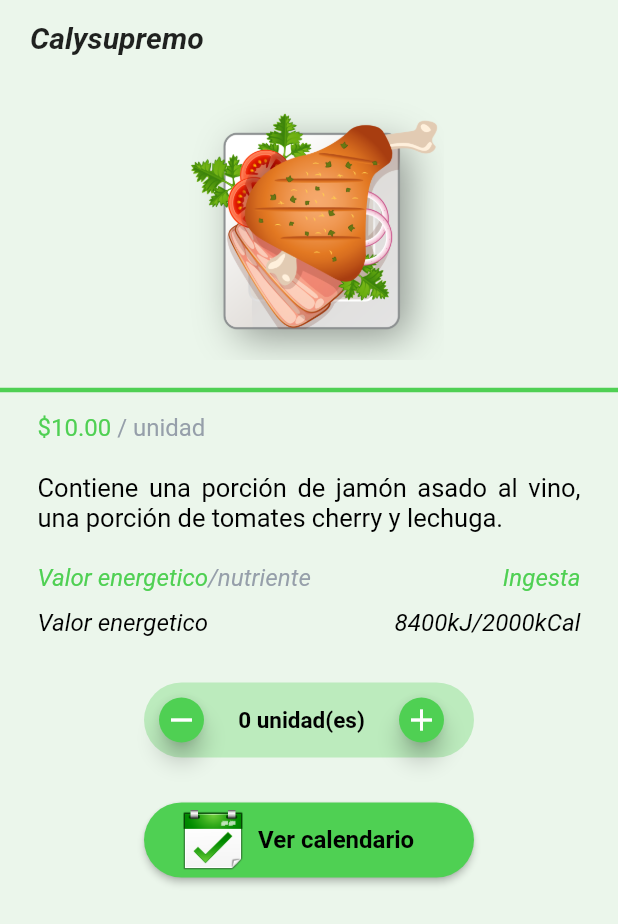
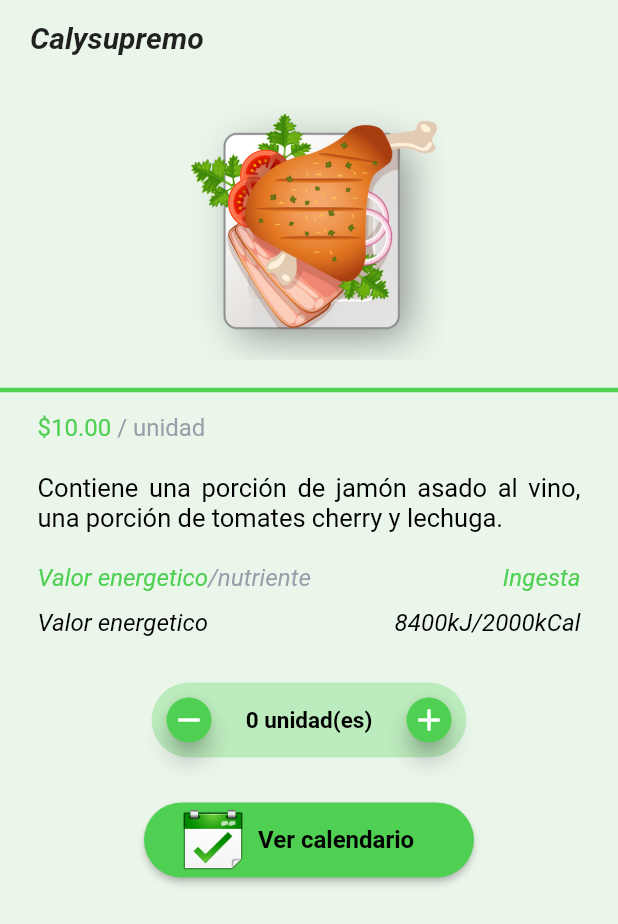
Before and after one commit to migeriva/frontend_lajamasana, a Flutter app: the PantallaInformacionComida screen opened directly, on a phone screen of 412 x 824 dp. Shown: the top 924 px of the screen. Run offline on Flutter 3.47's test engine with Material 2 defaults, Android fonts, the phone set to English and light mode, and no system bars.

Commit message:
Pantalla Informacion Comida: Ajuste de posiciones, alturas y anchos

```diff
--- a/lib/pantallas/pantallaInformacionComida.dart
+++ b/lib/pantallas/pantallaInformacionComida.dart
@@ -14,6 +14,7 @@ class _PantallaInformacionComidaState extends State<PantallaInformacionComida> {
 
   @override
   Widget build(BuildContext context) {
+
     return Container(
       child: Scaffold(
         body: Container(
@@ -24,9 +25,11 @@ class _PantallaInformacionComidaState extends State<PantallaInformacionComida> {
         ),
       ),
     );
+
   }
 
   Widget crearPantalla() {
+
     return ListView(
       children: [
         presentacionComida(),
@@ -35,19 +38,18 @@ class _PantallaInformacionComidaState extends State<PantallaInformacionComida> {
         botones(),
       ]+_widgetsNotas,
     );
+
   }
 
   //Revisar las alturas y los anchos para posibles pantallas
   Widget presentacionComida() {
+
     return Container(
-      // width: MediaQuery.of(context).size.width,
       height: 250,
-      // color: Colors.amber,
       child: Column(
         children: [
           Container(
             height: 50,
-            // color: Colors.blue,
             alignment: Alignment.centerLeft,
             padding: EdgeInsets.only(left: 20),
             child: Text(
@@ -62,7 +64,6 @@ class _PantallaInformacionComidaState extends State<PantallaInformacionComida> {
           ),
           Container(
             height: 200,
-            // color: Colors.green,
             alignment: Alignment.center,
             child: Image.asset(
               "assets/imagenes/calysupremo.png",
@@ -73,16 +74,18 @@ class _PantallaInformacionComidaState extends State<PantallaInformacionComida> {
         ],
       ),
     );
+
   }
 
   Widget divisorPantalla() {
+
     return Divider(color: Color(0xff4FD053), height: 20, thickness: 3);
+
   }
 
   Widget informacionComida() {
+
     return Container(
-      // color: Colors.orange,
-      // padding: EdgeInsets.symmetric(horizontal: 20), // Mver a gusto
       height: 160,
       child: Column(
         children: [
@@ -224,13 +227,13 @@ class _PantallaInformacionComidaState extends State<PantallaInformacionComida> {
         ],
       ),
     );
+
   }
 
   Widget botones() {
+
     return Container(
-      // color: Colors.cyan,
       height: 210,
-      // padding: EdgeInsets.symmetric(horizontal: 25),
       child: Column(
         children: [
           botonContador(),
@@ -238,28 +241,25 @@ class _PantallaInformacionComidaState extends State<PantallaInformacionComida> {
         ],
       ),
     );
+
   }
 
   Widget botonContador() {
+
     return Container(
-      padding: EdgeInsets.symmetric(horizontal: 25),
-      // color: Colors.white,
       height: 100,
       alignment: Alignment.center,
       child: Container(
         height: 50,
-        width: 220,
+        width: 210,
         decoration: BoxDecoration(
           borderRadius: BorderRadius.circular(30),
           color: Color(0xff4FD053).withOpacity(0.3),
         ),
         child: Row(
           children: [
-            //Boton para disminuir unidades
             botonRemove(),
-            //Contador de unidades
             Container(
-              // color: Colors.green,
               alignment: Alignment.center,
               width: 110,
               height: 30,
@@ -273,17 +273,17 @@ class _PantallaInformacionComidaState extends State<PantallaInformacionComida> {
                 ),
               ),
             ),
-            //Boton para aumentar unidades
             botonAdd(),
           ],
         ),
       ),
     );
+
   }
 
   Widget botonRemove() {
+
     return Container(
-      // color: Colors.amber,
       alignment: Alignment.center,
       width: 50,
       height: 30,
@@ -303,11 +303,12 @@ class _PantallaInformacionComidaState extends State<PantallaInformacionComida> {
         backgroundColor: Color(0xff4FD053),
       ),
     );
+
   }
 
   Widget botonAdd() {
+
     return Container(
-      // color: Colors.blue,
       alignment: Alignment.center,
       width: 50,
       height: 30,
@@ -327,9 +328,11 @@ class _PantallaInformacionComidaState extends State<PantallaInformacionComida> {
         backgroundColor: Color(0xff4FD053),
       ),
     );
+
   }
 
   Widget botonCalendario() {
+
     return Container(
       padding: EdgeInsets.symmetric(horizontal: 25),
       height: 60,
@@ -378,5 +381,7 @@ class _PantallaInformacionComidaState extends State<PantallaInformacionComida> {
         ),
       ),
     );
+
   }
+
 }
```
